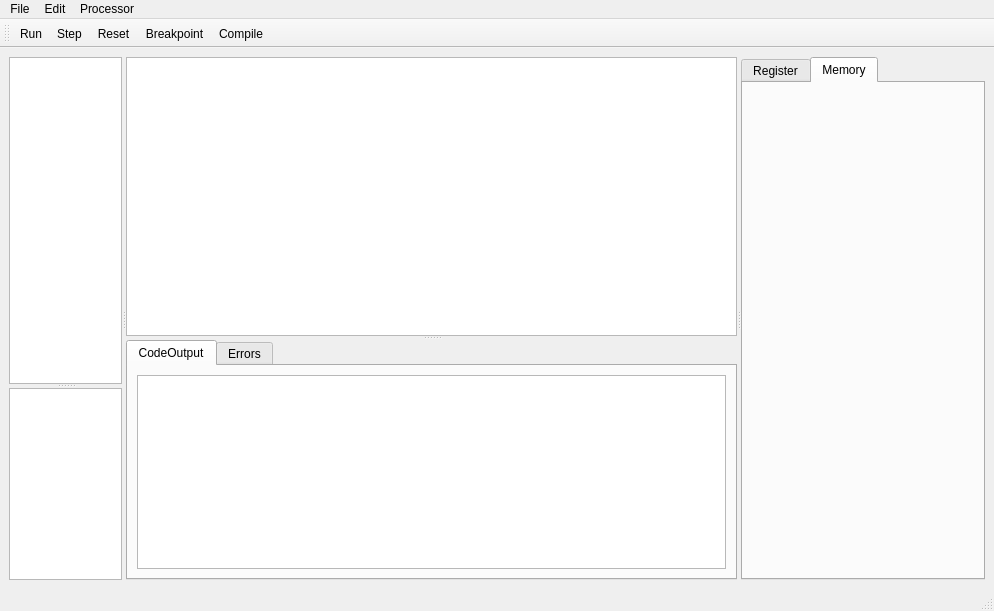
MrDiver/ArmSimulator, file src/asmeditor/AsmEditor/mainwindow.ui: the form before one commit.
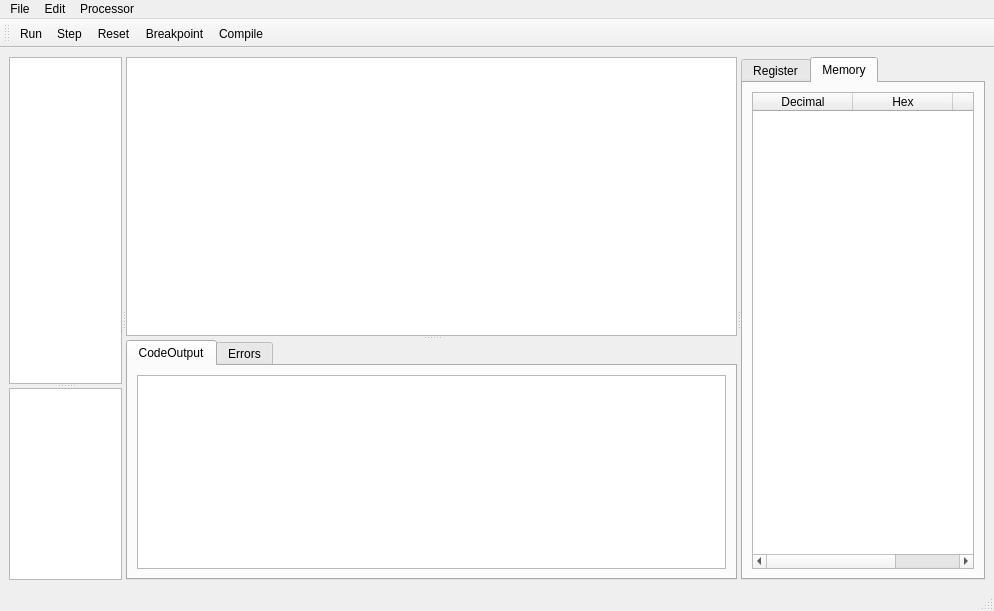
The form after the commit. The open tabs and pages were chosen to show the change. Custom widgets are drawn as their Qt base class.

Commit message: Added memory management with ldr,str commands. Added .global Section added base for .data section. Values not implemented yet

Patch:
```diff
--- a/src/asmeditor/AsmEditor/mainwindow.ui
+++ b/src/asmeditor/AsmEditor/mainwindow.ui
@@ -633,6 +633,27 @@
         <attribute name="title">
          <string>Memory</string>
         </attribute>
+        <layout class="QGridLayout" name="gridLayout_3">
+         <item row="0" column="0">
+          <widget class="QTableWidget" name="MemoryTable">
+           <column>
+            <property name="text">
+             <string>Decimal</string>
+            </property>
+           </column>
+           <column>
+            <property name="text">
+             <string>Hex</string>
+            </property>
+           </column>
+           <column>
+            <property name="text">
+             <string>Binary</string>
+            </property>
+           </column>
+          </widget>
+         </item>
+        </layout>
        </widget>
       </widget>
      </widget>
```
Left out of the diff: 2 changed lines with no effect on the pictures. The commit also changes 35 other files.
